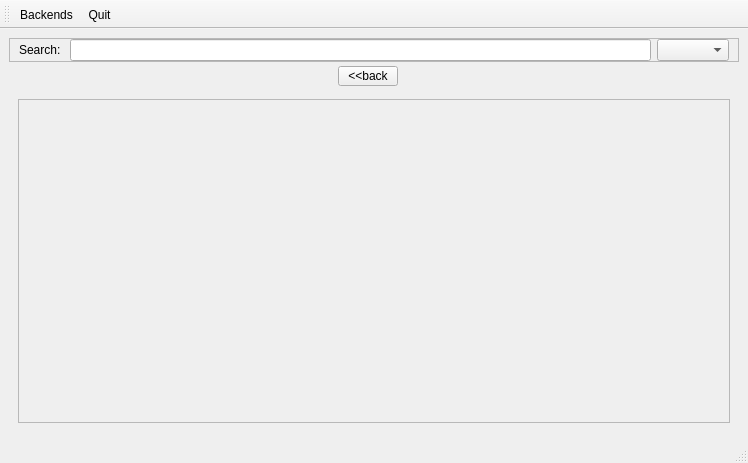
Above: weboob/applications/qcookboob/ui/main_window.ui from laurentb/weboob before the change. Below: the same form after it.
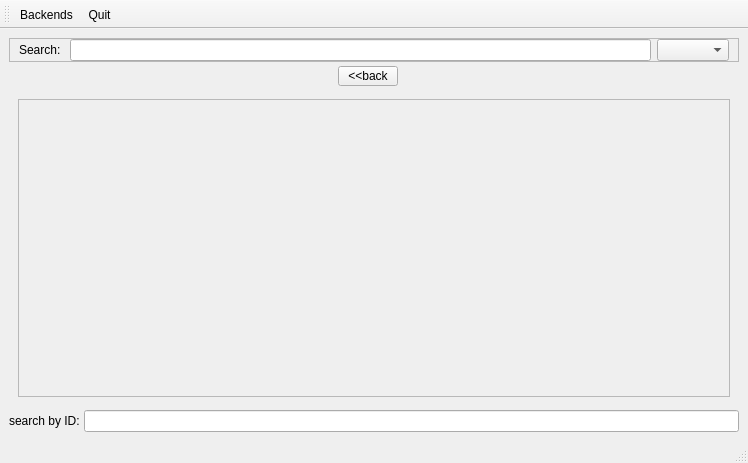
That is the form after the change. The open tabs and pages were chosen to show the change.

Commit message: [qcookboob] search by id

The edit to the form file:
```diff
--- a/weboob/applications/qcookboob/ui/main_window.ui
+++ b/weboob/applications/qcookboob/ui/main_window.ui
@@ -161,8 +161,8 @@
             <rect>
              <x>0</x>
              <y>0</y>
-             <width>96</width>
-             <height>26</height>
+             <width>63</width>
+             <height>18</height>
             </rect>
            </property>
            <layout class="QVBoxLayout" name="verticalLayout_8"/>
@@ -173,6 +173,20 @@
       </widget>
      </widget>
     </item>
+    <item>
+     <layout class="QHBoxLayout" name="horizontalLayout_3">
+      <item>
+       <widget class="QLabel" name="label_2">
+        <property name="text">
+         <string>search by ID:</string>
+        </property>
+       </widget>
+      </item>
+      <item>
+       <widget class="QLineEdit" name="idEdit"/>
+      </item>
+     </layout>
+    </item>
    </layout>
   </widget>
   <widget class="QMenuBar" name="menubar">
```
Left out of the diff: 2 changed lines with no effect on the pictures. The commit also changes 1 other file.
